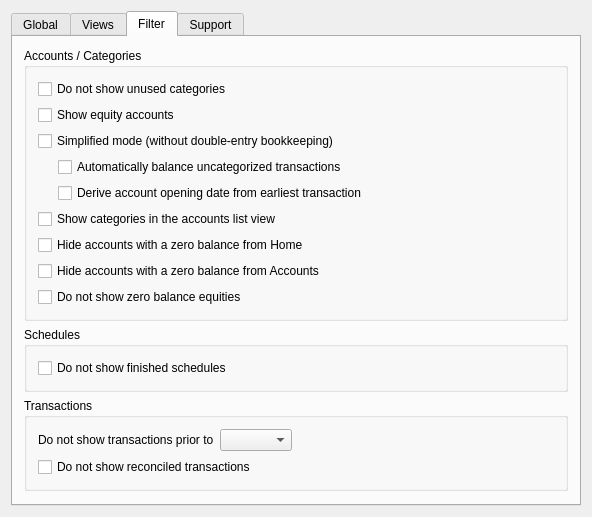
mzilinski/kmymoney, file kmymoney/dialogs/settings/ksettingsgeneral.ui: the form before one commit.
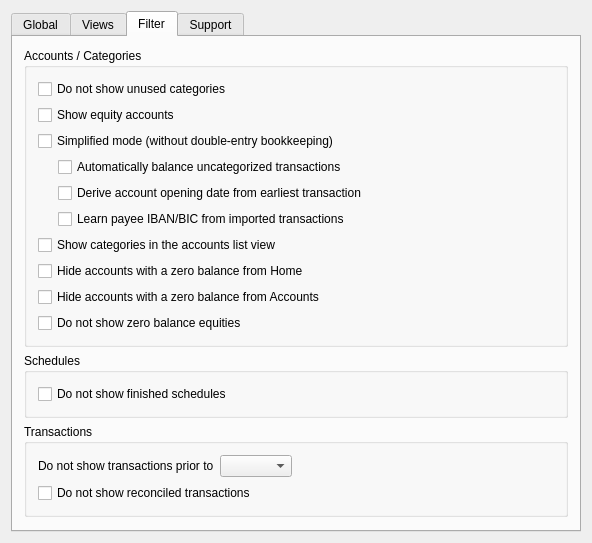
The form after the commit. The open tabs and pages were chosen to show the change. Custom widgets are drawn as their Qt base class.

Commit message: MR9: learn payee IBAN/BIC from imported transactions (LH-F-09, simplified mode)

What changed in the file:
```diff
--- a/kmymoney/dialogs/settings/ksettingsgeneral.ui
+++ b/kmymoney/dialogs/settings/ksettingsgeneral.ui
@@ -507,6 +507,16 @@
                 </property>
                </widget>
               </item>
+              <item>
+               <widget class="QCheckBox" name="kcfg_SimpleModeLearnPayeeIban">
+                <property name="whatsThis">
+                 <string>In simplified mode, store the counterparty's IBAN/BIC supplied by an imported transaction on the matching payee, so that later credit transfers can suggest it automatically. Existing payee bank connections are never overwritten.</string>
+                </property>
+                <property name="text">
+                 <string>Learn payee IBAN/BIC from imported transactions</string>
+                </property>
+               </widget>
+              </item>
              </layout>
             </item>
            </layout>
```
The commit also changes 14 other files.
